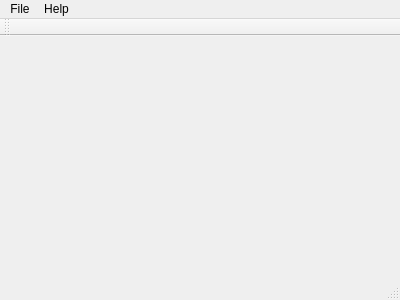
Before: the Qt Designer form itchy.ui in ItchyPlusPlus/ItchyPlusPlus, drawn with Qt 5.
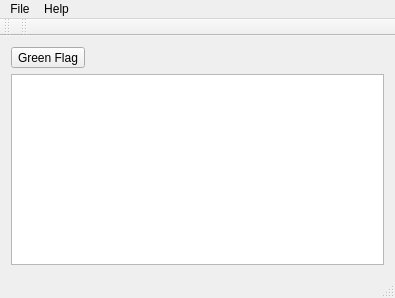
After: the same form once the commit is applied. Icons and pictures are not drawn.

```diff
--- a/itchy.ui
+++ b/itchy.ui
@@ -6,21 +6,45 @@
    <rect>
     <x>0</x>
     <y>0</y>
-    <width>400</width>
-    <height>300</height>
+    <width>395</width>
+    <height>298</height>
    </rect>
   </property>
   <property name="windowTitle">
    <string>Itchy++</string>
   </property>
-  <widget class="QWidget" name="centralWidget"/>
+  <widget class="QWidget" name="centralWidget">
+   <layout class="QVBoxLayout" name="verticalLayout">
+    <item>
+     <widget class="QToolButton" name="toolButton">
+      <property name="text">
+       <string>Green Flag</string>
+      </property>
+      <property name="icon">
+       <iconset>
+        <normalon>:/icons/gf.png</normalon>
+       </iconset>
+      </property>
+      <property name="iconSize">
+       <size>
+        <width>32</width>
+        <height>32</height>
+       </size>
+      </property>
+     </widget>
+    </item>
+    <item>
+     <widget class="QGraphicsView" name="graphicsView"/>
+    </item>
+   </layout>
+  </widget>
   <widget class="QMenuBar" name="menuBar">
    <property name="geometry">
     <rect>
      <x>0</x>
      <y>0</y>
-     <width>400</width>
-     <height>21</height>
+     <width>395</width>
+     <height>22</height>
     </rect>
    </property>
    <widget class="QMenu" name="menuFile">
@@ -55,6 +79,17 @@
    </attribute>
   </widget>
   <widget class="QStatusBar" name="statusBar"/>
+  <widget class="QToolBar" name="toolBar">
+   <property name="windowTitle">
+    <string>toolBar</string>
+   </property>
+   <attribute name="toolBarArea">
+    <enum>TopToolBarArea</enum>
+   </attribute>
+   <attribute name="toolBarBreak">
+    <bool>false</bool>
+   </attribute>
+  </widget>
   <action name="actionScratch_Project">
    <property name="text">
     <string>Scratch Project</string>
```
Left out of the diff: 14 changed lines with no effect on the pictures.
